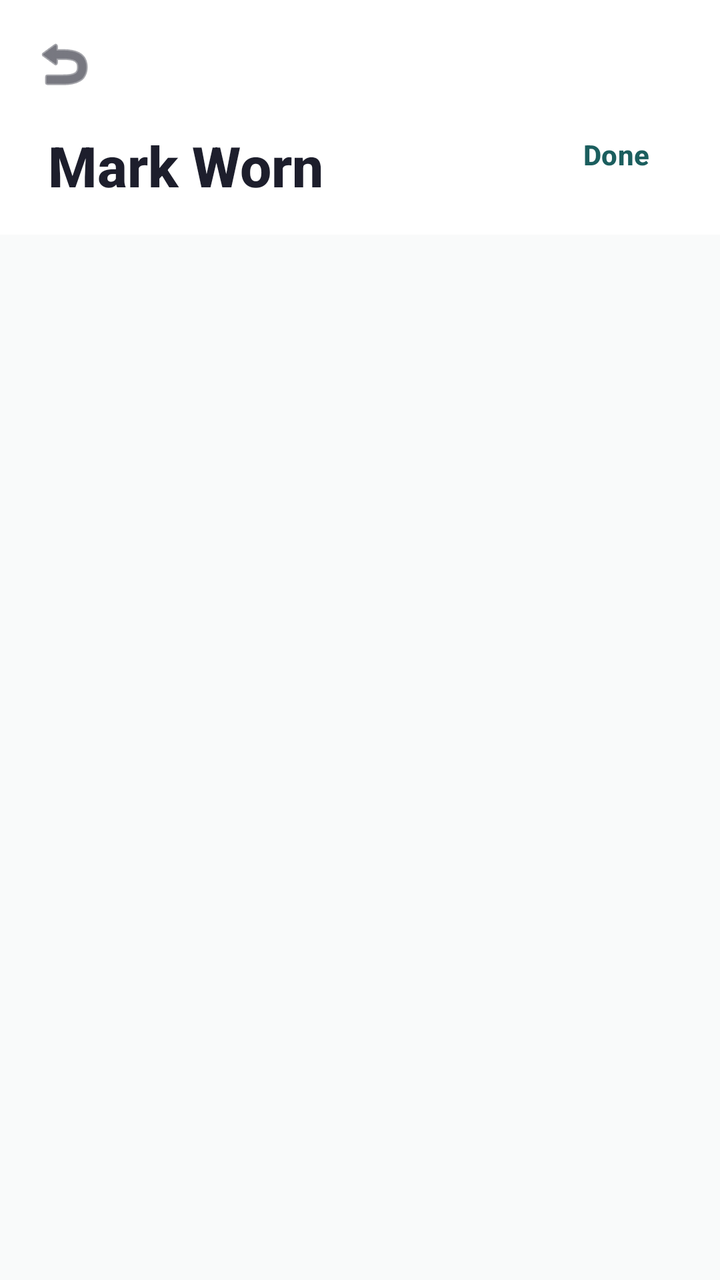
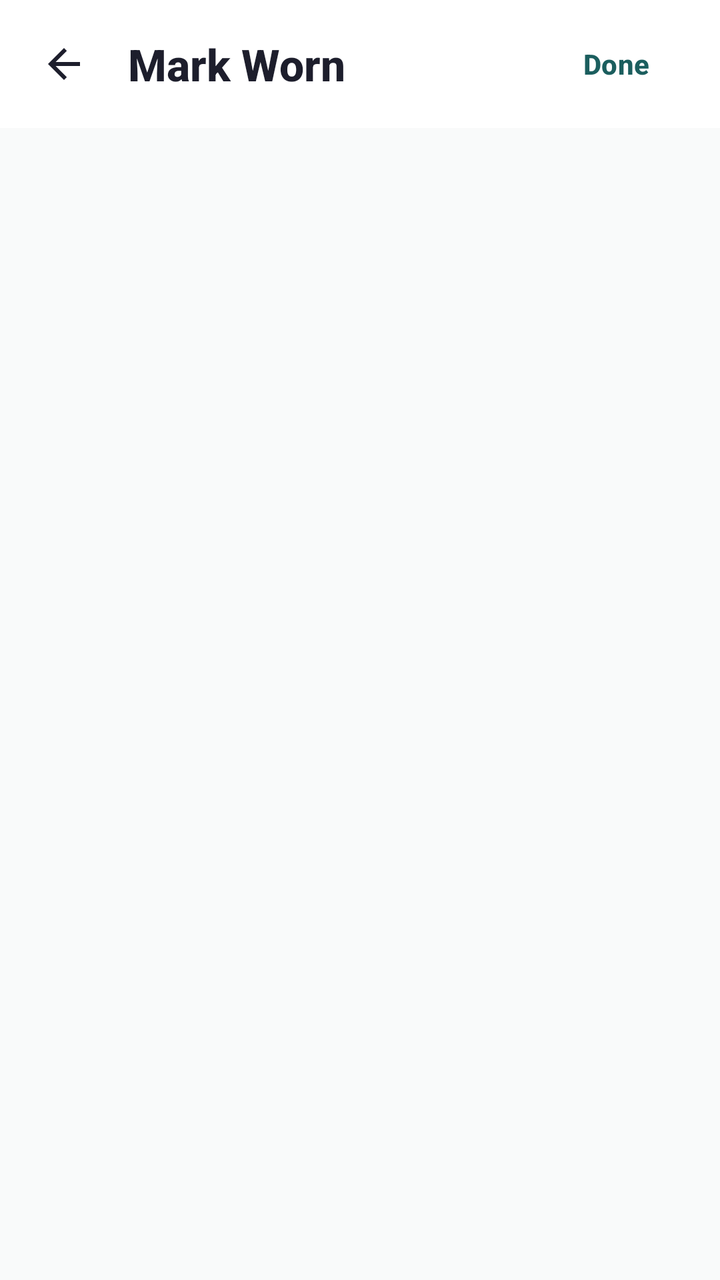

The first picture is an Android layout as it rendered before a commit; the second is the same layout after the commit. The layout source and the unified diff follow.
<!-- AndroidManifest.xml: application theme Theme.FitsForYou -->
<!-- res/layout/activity_mark_worn.xml -->
<?xml version="1.0" encoding="utf-8"?>
<androidx.constraintlayout.widget.ConstraintLayout xmlns:android="http://schemas.android.com/apk/res/android"
    xmlns:app="http://schemas.android.com/apk/res-auto"
    android:id="@+id/markWornRoot"
    android:layout_width="match_parent"
    android:layout_height="match_parent"
    android:background="@color/background">

    
    <androidx.constraintlayout.widget.ConstraintLayout
        android:id="@+id/header"
        android:layout_width="match_parent"
        android:layout_height="wrap_content"
        android:background="@color/white"
        android:paddingBottom="16dp"
        app:layout_constraintTop_toTopOf="parent">

        <ImageButton
            android:id="@+id/backBtn"
            android:layout_width="48dp"
            android:layout_height="48dp"
            android:layout_marginStart="8dp"
            android:layout_marginTop="8dp"
            android:background="?attr/selectableItemBackgroundBorderless"
            android:src="@android:drawable/ic_menu_revert"
            app:layout_constraintStart_toStartOf="parent"
            app:layout_constraintTop_toTopOf="parent"
            app:tint="@color/text_primary" />

        <TextView
            style="@style/TextTitle"
            android:layout_width="wrap_content"
            android:layout_height="wrap_content"
            android:layout_marginStart="24dp"
            android:layout_marginTop="8dp"
            android:text="Mark Worn"
            app:layout_constraintStart_toStartOf="parent"
            app:layout_constraintTop_toBottomOf="@id/backBtn" />

        <Button
            android:id="@+id/doneBtn"
            style="@style/Widget.Material3.Button.TextButton"
            android:layout_width="wrap_content"
            android:layout_height="wrap_content"
            android:layout_marginEnd="8dp"
            android:text="Done"
            android:textColor="@color/primary"
            android:textStyle="bold"
            app:layout_constraintBottom_toBottomOf="parent"
            app:layout_constraintEnd_toEndOf="parent" />
    </androidx.constraintlayout.widget.ConstraintLayout>

    <androidx.recyclerview.widget.RecyclerView
        android:id="@+id/pickerRecyclerView"
        android:layout_width="match_parent"
        android:layout_height="0dp"
        android:clipToPadding="false"
        android:padding="12dp"
        app:layout_constraintBottom_toBottomOf="parent"
        app:layout_constraintTop_toBottomOf="@id/header"
        app:layoutManager="androidx.recyclerview.widget.GridLayoutManager"
        app:spanCount="3" />

</androidx.constraintlayout.widget.ConstraintLayout>
<!-- resources referenced by this layout -->
<resources>
  <color name="background">#F9FAFA</color>
  <color name="primary">#1B5E5E</color>
  <color name="text_primary">#1D1E2C</color>
  <color name="white">#FFFFFFFF</color>
  <style name="TextTitle">
          <item name="android:textSize">@dimen/text_size_title</item>
          <item name="android:textStyle">bold</item>
          <item name="android:textColor">@color/text_primary</item>
          <item name="android:fontFamily">sans-serif-medium</item>
      </style>
  <style name="Theme.FitsForYou" parent="Base.Theme.FitsForYou" />
  <dimen name="text_size_title">28sp</dimen>
  <style name="Base.Theme.FitsForYou" parent="Theme.Material3.DayNight.NoActionBar">
          <item name="colorPrimary">@color/primary</item>
          <item name="colorOnPrimary">@color/on_primary</item>
          <item name="colorSecondary">@color/secondary</item>
          <item name="colorOnSecondary">@color/on_secondary</item>
          <item name="android:windowBackground">@color/background</item>
          <item name="colorSurface">@color/surface</item>
          <item name="colorOnSurface">@color/on_surface</item>
      </style>
  <color name="on_primary">#FFFFFF</color>
  <color name="secondary">#1B5E5E</color>
  <color name="on_secondary">#FFFFFF</color>
  <color name="surface">#FFFFFF</color>
  <color name="on_surface">#1B5E5E</color>
</resources>

<!-- the commit's change to res/layout/activity_mark_worn.xml (unified diff, before → after) -->
@@ -10,44 +10,45 @@
     <androidx.constraintlayout.widget.ConstraintLayout
         android:id="@+id/header"
         android:layout_width="match_parent"
-        android:layout_height="wrap_content"
+        android:layout_height="@dimen/header_height"
         android:background="@color/white"
-        android:paddingBottom="16dp"
         app:layout_constraintTop_toTopOf="parent">
 
         <ImageButton
             android:id="@+id/backBtn"
             android:layout_width="48dp"
             android:layout_height="48dp"
-            android:layout_marginStart="8dp"
-            android:layout_marginTop="8dp"
+            android:layout_marginStart="@dimen/spacing_small"
             android:background="?attr/selectableItemBackgroundBorderless"
-            android:src="@android:drawable/ic_menu_revert"
+            android:contentDescription="@string/cd_back"
+            android:src="@drawable/ic_arrow_back"
+            app:layout_constraintBottom_toBottomOf="parent"
             app:layout_constraintStart_toStartOf="parent"
             app:layout_constraintTop_toTopOf="parent"
             app:tint="@color/text_primary" />
 
         <TextView
-            style="@style/TextTitle"
+            style="@style/TextHeader"
             android:layout_width="wrap_content"
             android:layout_height="wrap_content"
-            android:layout_marginStart="24dp"
-            android:layout_marginTop="8dp"
+            android:layout_marginStart="8dp"
             android:text="Mark Worn"
-            app:layout_constraintStart_toStartOf="parent"
-            app:layout_constraintTop_toBottomOf="@id/backBtn" />
+            app:layout_constraintBottom_toBottomOf="parent"
+            app:layout_constraintStart_toEndOf="@id/backBtn"
+            app:layout_constraintTop_toTopOf="parent" />
 
         <Button
             android:id="@+id/doneBtn"
             style="@style/Widget.Material3.Button.TextButton"
             android:layout_width="wrap_content"
             android:layout_height="wrap_content"
-            android:layout_marginEnd="8dp"
+            android:layout_marginEnd="@dimen/spacing_small"
             android:text="Done"
             android:textColor="@color/primary"
             android:textStyle="bold"
             app:layout_constraintBottom_toBottomOf="parent"
-            app:layout_constraintEnd_toEndOf="parent" />
+            app:layout_constraintEnd_toEndOf="parent"
+            app:layout_constraintTop_toTopOf="parent" />
     </androidx.constraintlayout.widget.ConstraintLayout>
 
     <androidx.recyclerview.widget.RecyclerView
<!-- resource entries referenced after the edit -->
@@ -4,14 +4,28 @@
   <color name="primary">#1B5E5E</color>
   <color name="text_primary">#1D1E2C</color>
   <color name="white">#FFFFFFFF</color>
-  <style name="TextTitle">
-          <item name="android:textSize">@dimen/text_size_title</item>
+  <dimen name="header_height">64dp</dimen>
+  <dimen name="spacing_small">8dp</dimen>
+  <!-- drawable ic_arrow_back (drawable) -->
+  <vector xmlns:android="http://schemas.android.com/apk/res/android"
+      android:width="24dp"
+      android:height="24dp"
+      android:viewportWidth="24"
+      android:viewportHeight="24"
+      android:tint="?attr/colorControlNormal">
+    <path
+        android:fillColor="@android:color/white"
+        android:pathData="M20,11H7.83l5.59,-5.59L12,4l-8,8 8,8 1.41,-1.41L7.83,13H20v-2z"/>
+  </vector>
+  <string name="cd_back">Back</string>
+  <style name="TextHeader">
+          <item name="android:textSize">@dimen/text_size_header</item>
           <item name="android:textStyle">bold</item>
           <item name="android:textColor">@color/text_primary</item>
           <item name="android:fontFamily">sans-serif-medium</item>
       </style>
   <style name="Theme.FitsForYou" parent="Base.Theme.FitsForYou" />
-  <dimen name="text_size_title">28sp</dimen>
+  <dimen name="text_size_header">22sp</dimen>
   <style name="Base.Theme.FitsForYou" parent="Theme.Material3.DayNight.NoActionBar">
           <item name="colorPrimary">@color/primary</item>
           <item name="colorOnPrimary">@color/on_primary</item>
